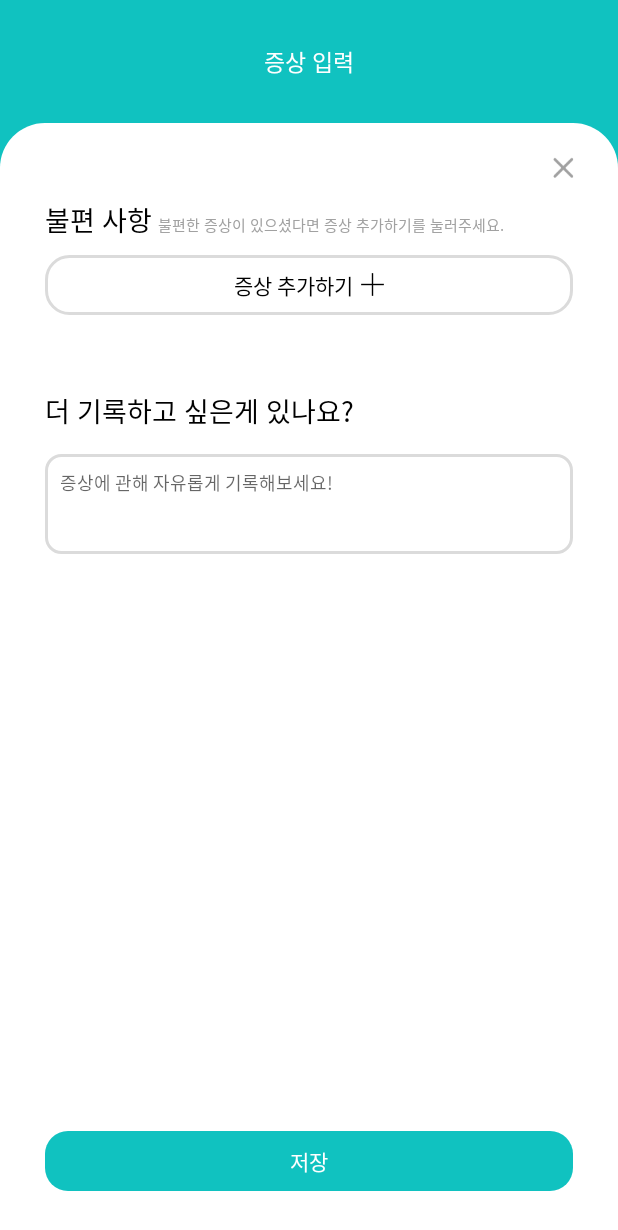
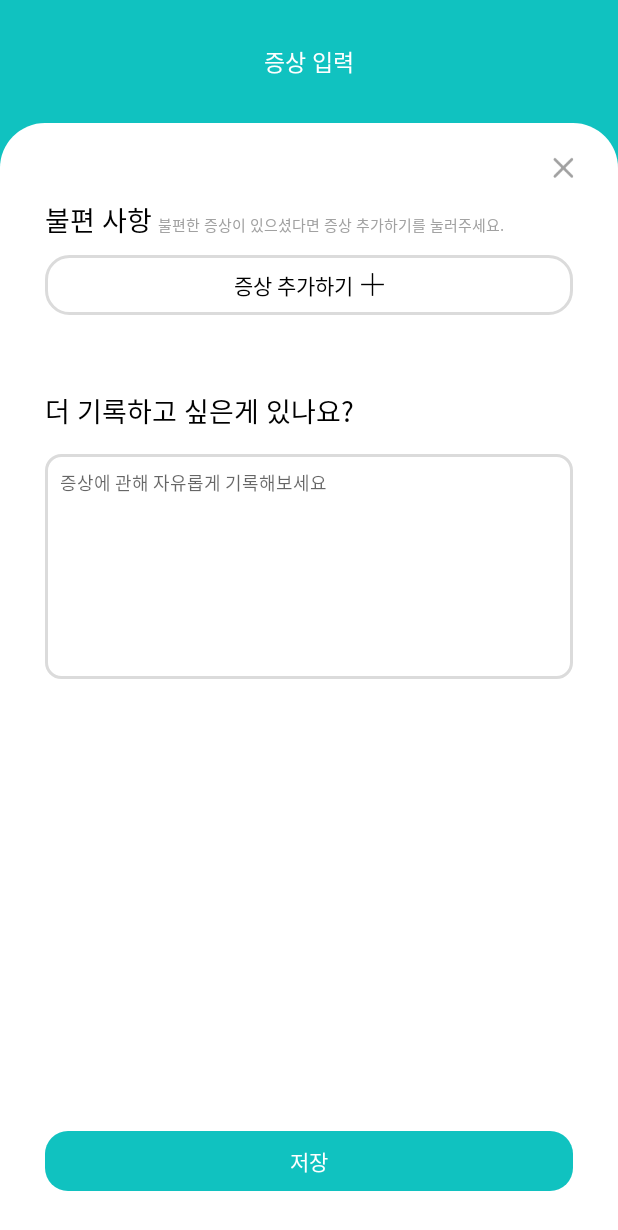
Before and after one commit to jiyoung0410/2024_Ahyak, an Android app: the RecordSymptomsActivity screen opened directly, with no data from a screen before it, on a phone screen of 412 x 824 dp. Shown: the top 1230 px of the screen. Run offline under Robolectric (Android 15) with nearby library versions, the phone set to English and light mode, and no system bars.

Commit message:
[3월 2주차 구현] 증상 입력 구현

```diff
--- a/app/src/main/java/com/example/ahyak/RecordSymptoms/DataItemRecordSymptom.kt
+++ b/app/src/main/java/com/example/ahyak/RecordSymptoms/DataItemRecordSymptom.kt
@@ -4,5 +4,5 @@ import java.io.Serializable
 
 data class DataItemRecordSymptom(
     val recordsympotmName : String,
-    val recordsympotmColor : String
+    val recordsympotmNum : Int
 ):Serializable
--- /dev/null
+++ b/app/src/main/java/com/example/ahyak/RecordSymptoms/OnItemClickListener.kt
@@ -0,0 +1,5 @@
+package com.example.ahyak.RecordSymptoms
+
+interface OnItemClickListener {
+    fun onItemClick(searchSymptom: DataItemSearchSymptom)
+}
--- /dev/null
+++ b/app/src/main/res/drawable/deep_point_radi_15dp.xml
@@ -0,0 +1,8 @@
+<?xml version="1.0" encoding="utf-8"?>
+<shape xmlns:android="http://schemas.android.com/apk/res/android">
+    <corners
+        android:radius="15dp"/>
+    <solid
+        android:color="@color/deep_green"/>
+
+</shape>
--- /dev/null
+++ b/app/src/main/res/drawable/light_deep_point_radi_15dp.xml
@@ -0,0 +1,8 @@
+<?xml version="1.0" encoding="utf-8"?>
+<shape xmlns:android="http://schemas.android.com/apk/res/android">
+    <corners
+        android:radius="15dp"/>
+    <solid
+        android:color="@color/light_deep_point"/>
+
+</shape>
--- /dev/null
+++ b/app/src/main/res/drawable/light_point_radi_15dp.xml
@@ -0,0 +1,8 @@
+<?xml version="1.0" encoding="utf-8"?>
+<shape xmlns:android="http://schemas.android.com/apk/res/android">
+    <corners
+        android:radius="15dp"/>
+    <solid
+        android:color="@color/light_point"/>
+
+</shape>
--- /dev/null
+++ b/app/src/main/res/drawable/reguler_deep_point_radi_15dp_.xml
@@ -0,0 +1,8 @@
+<?xml version="1.0" encoding="utf-8"?>
+<shape xmlns:android="http://schemas.android.com/apk/res/android">
+    <corners
+        android:radius="15dp"/>
+    <solid
+        android:color="@color/regular_deep_point"/>
+
+</shape>
--- a/app/src/main/res/layout/activity_record_symptoms.xml
+++ b/app/src/main/res/layout/activity_record_symptoms.xml
@@ -113,7 +113,7 @@
 
         <LinearLayout
             android:layout_width="match_parent"
-            android:layout_height="wrap_content"
+            android:layout_height="150dp"
             android:layout_marginTop="15dp"
             android:background="@drawable/white_radi_10dp_gray1_stroke"
             android:layout_marginStart="30dp"
@@ -123,23 +123,24 @@
                 android:layout_width="match_parent"
                 android:layout_height="match_parent"
                 android:layout_margin="10dp"
-                android:hint="증상에 관해 자유롭게 기록해보세요!\n\n"
-                android:textSize="12dp"
                 android:background="@color/white"
+                android:fontFamily="@font/nanum_barun_gothic"
+                android:hint="증상에 관해 자유롭게 기록해보세요"
+                android:gravity="top"
                 android:textColor="@color/gray1"
-                android:fontFamily="@font/nanum_barun_gothic" />
+                android:textSize="12dp" />
 
 
         </LinearLayout>
 
         <LinearLayout
-            android:id="@+id/record_symptoms_save_ll"
             android:layout_width="match_parent"
             android:gravity="bottom"
             android:layout_marginBottom="30dp"
             android:layout_height="match_parent">
 
             <LinearLayout
+                android:id="@+id/record_symptoms_save_ll"
                 android:layout_width="match_parent"
                 android:layout_height="40dp"
                 android:background="@drawable/point_radi_15dp"
--- a/app/src/main/res/layout/item_symptoms_record.xml
+++ b/app/src/main/res/layout/item_symptoms_record.xml
@@ -1,5 +1,6 @@
 <?xml version="1.0" encoding="utf-8"?>
 <LinearLayout xmlns:android="http://schemas.android.com/apk/res/android"
+    android:id="@+id/item_symptom"
     android:layout_width="100dp"
     android:layout_height="32dp"
     android:gravity="center"
@@ -13,7 +14,6 @@
             android:layout_margin="5dp"
             android:text="불규칙한 심박"
             android:textSize="14dp"
-            android:background="@color/white"
             android:textColor="@color/black"
             android:fontFamily="@font/nanum_barun_gothic_bold" />
 
```
Also changed, not shown: app/src/main/java/com/example/ahyak/RecordSymptoms/DegreeSymptomsActivity.kt (+51 -2 lines), app/src/main/java/com/example/ahyak/RecordSymptoms/RecordSymptomsActivity.kt (+15 -10 lines), app/src/main/java/com/example/ahyak/RecordSymptoms/RecordSymptomsAdapter.kt (+19 -1 lines), app/src/main/java/com/example/ahyak/RecordSymptoms/SearchSymptomsActivity.kt (+9 -2 lines), app/src/main/java/com/example/ahyak/RecordSymptoms/SearchSymptomsAdapter.kt (+14 -2 lines), app/src/main/res/drawable/point_radi_15dp_gray1_stroke.xml (added, +7 -0 lines), app/src/main/res/layout/activity_degree_symptoms.xml (+8 -1 lines).
